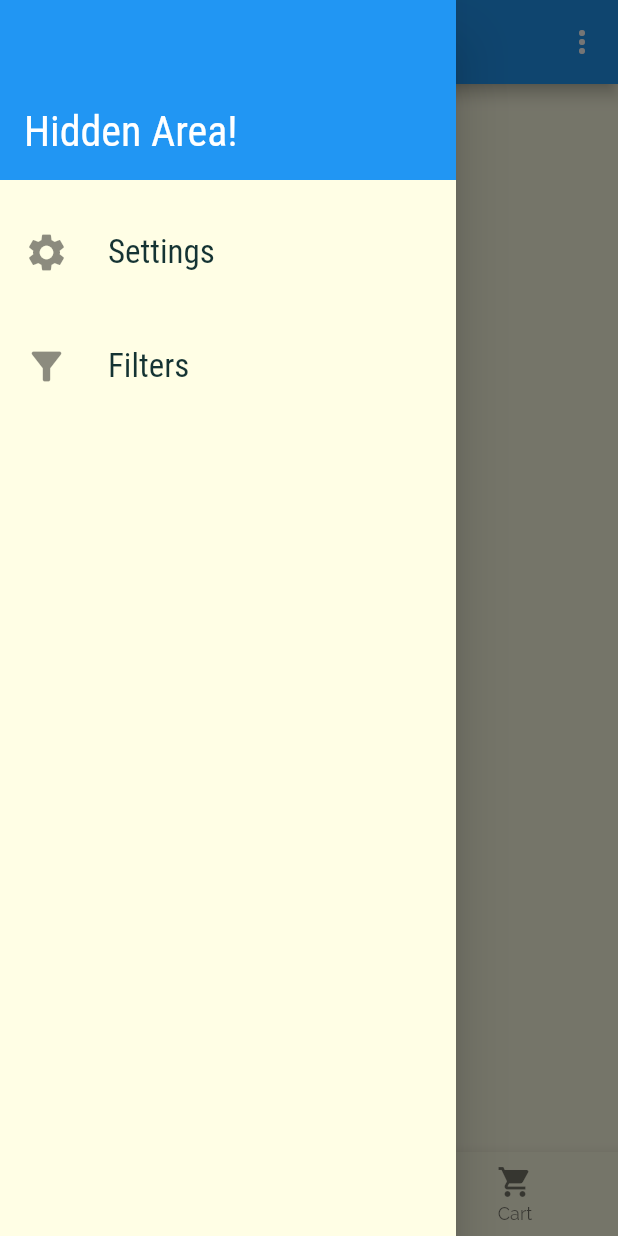
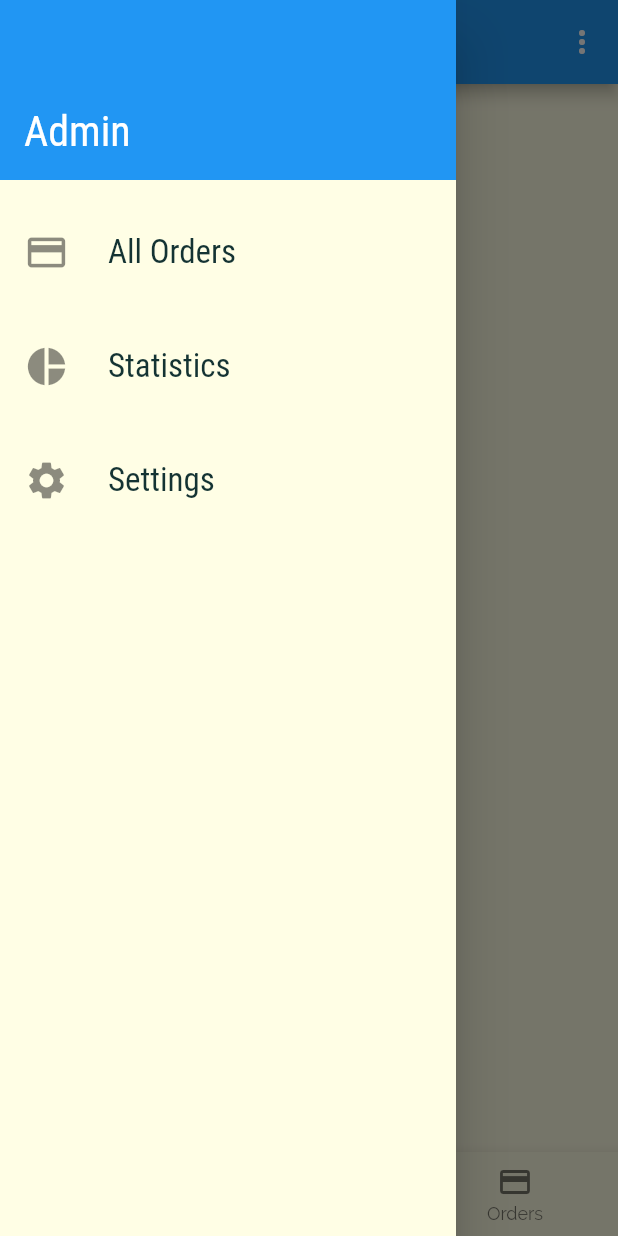
Before and after one commit to Wissa-Azmy/Flurant, a Flutter app: the screen it shows after launch, item 2 of the bottom bar chosen, with the side drawer open, on a phone screen of 412 x 824 dp. Run offline on Flutter 3.47's test engine with Material 2 defaults, Android fonts, the phone set to English and light mode, and no system bars.

Commit message:
Replace favourites screen with order screen

```diff
--- a/lib/components/app drawer/app_drawer.dart
+++ b/lib/components/app drawer/app_drawer.dart
@@ -26,19 +26,27 @@ class AppDrawer extends StatelessWidget {
             width: double.infinity,
             padding: const EdgeInsets.all(16),
             alignment: Alignment.bottomLeft,
-            child: Text('Hidden Area!',
+            child: Text('Admin',
                 style: App.textTheme.titleLarge?.copyWith(color: Colors.white)),
           ),
           const SizedBox(height: 20),
           DrawerLink(
-              title: 'Settings',
-              icon: Icons.settings,
-              tapHandler: openSettingsScreen),
+            title: 'All Orders',
+            icon: Icons.payment,
+            tapHandler: () => openFiltersScreen(context),
+          ),
           const SizedBox(height: 20),
           DrawerLink(
-              title: 'Filters',
-              icon: Icons.filter_alt,
-              tapHandler: () => openFiltersScreen(context))
+            title: 'Statistics',
+            icon: Icons.pie_chart,
+            tapHandler: () => openFiltersScreen(context),
+          ),
+          const SizedBox(height: 20),
+          DrawerLink(
+            title: 'Settings',
+            icon: Icons.settings,
+            tapHandler: openSettingsScreen,
+          ),
         ],
       ),
     );
--- a/lib/screens/tab_bar_screen.dart
+++ b/lib/screens/tab_bar_screen.dart
@@ -23,8 +23,8 @@ class _TabBarScreenState extends State<TabBarScreen> {
 
   final List<BottomNavigationBarItem> _barItems = const [
     BottomNavigationBarItem(label: 'Categories', icon: Icon(Icons.category)),
-    BottomNavigationBarItem(label: 'Favorites', icon: Icon(Icons.star)),
-    BottomNavigationBarItem(label: 'Cart', icon: Icon(Icons.shopping_cart))
+    BottomNavigationBarItem(label: 'Cart', icon: Icon(Icons.shopping_cart)),
+    BottomNavigationBarItem(label: 'Orders', icon: Icon(Icons.payment)),
   ];
 
   void _selectTap(int index) {
```
